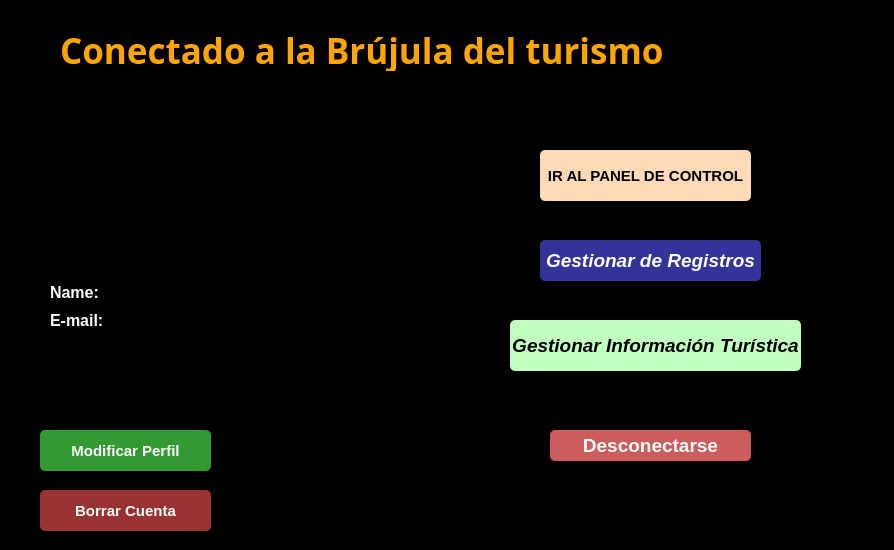
First picture: the form in Proyecto Final/TourismCompass/loginsystem.ui, repository ingalexvarela/ProyectoQT, before the edit.
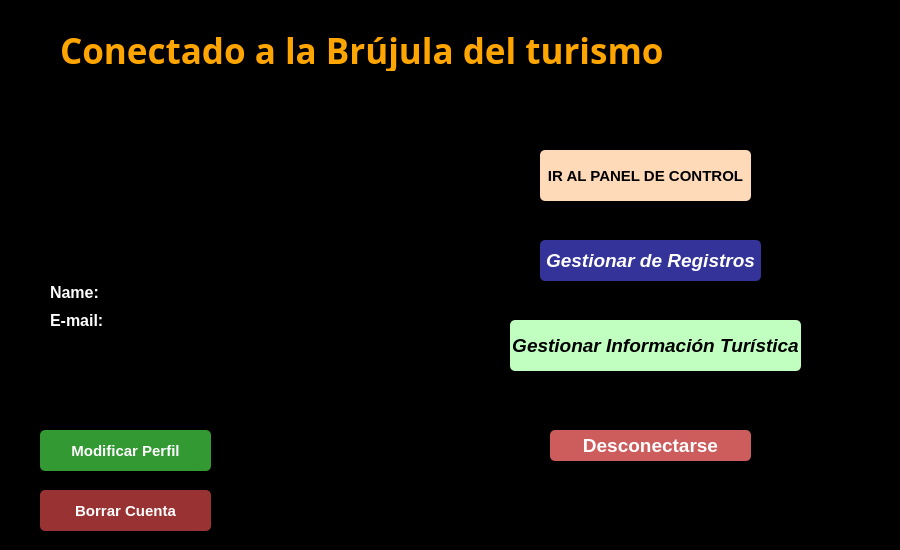
Second picture: the form after the edit. Icons and pictures are not drawn.

Diff of the .ui file:
```diff
--- a/Proyecto Final/TourismCompass/loginsystem.ui
+++ b/Proyecto Final/TourismCompass/loginsystem.ui
@@ -6,7 +6,7 @@
    <rect>
     <x>0</x>
     <y>0</y>
-    <width>894</width>
+    <width>900</width>
     <height>550</height>
    </rect>
   </property>
```
